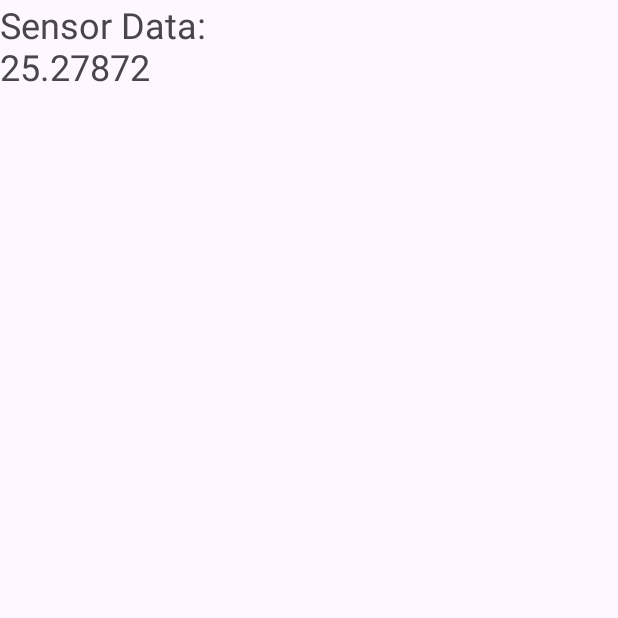
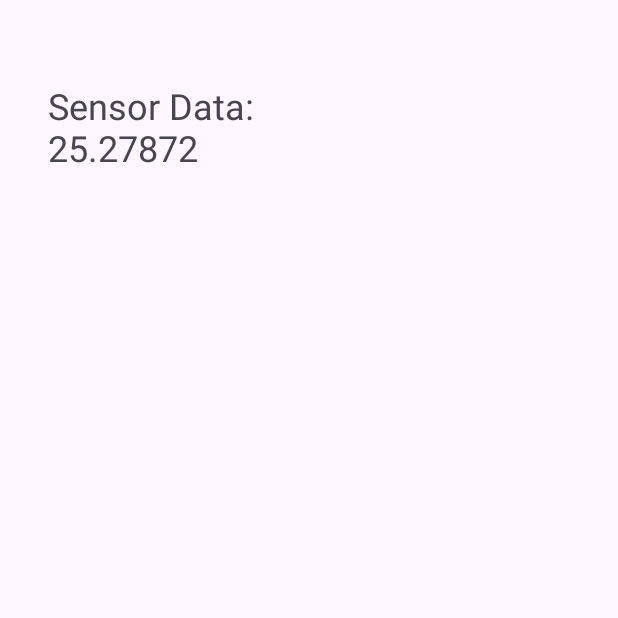
Before and after one commit to LoRaWANMobileAPP/TestSensorData, an Android app: the screen it shows after launch (MainActivity), on a phone screen of 412 x 824 dp, the top half of it. Run offline under Robolectric (Android 15) with nearby library versions, the phone set to English and light mode, and no system bars.

Commit message:
Minor constraints User interface

```diff
--- a/app/src/main/res/layout/activity_main.xml
+++ b/app/src/main/res/layout/activity_main.xml
@@ -10,9 +10,11 @@
         android:id="@+id/tvSensorData"
         android:layout_width="143dp"
         android:layout_height="78dp"
+        android:layout_marginStart="32dp"
+        android:layout_marginTop="54dp"
         android:text="TextView"
         android:textSize="24sp"
-        tools:layout_editor_absoluteX="136dp"
-        tools:layout_editor_absoluteY="89dp" />
+        app:layout_constraintStart_toStartOf="parent"
+        app:layout_constraintTop_toTopOf="parent" />
 
 </androidx.constraintlayout.widget.ConstraintLayout>
```
